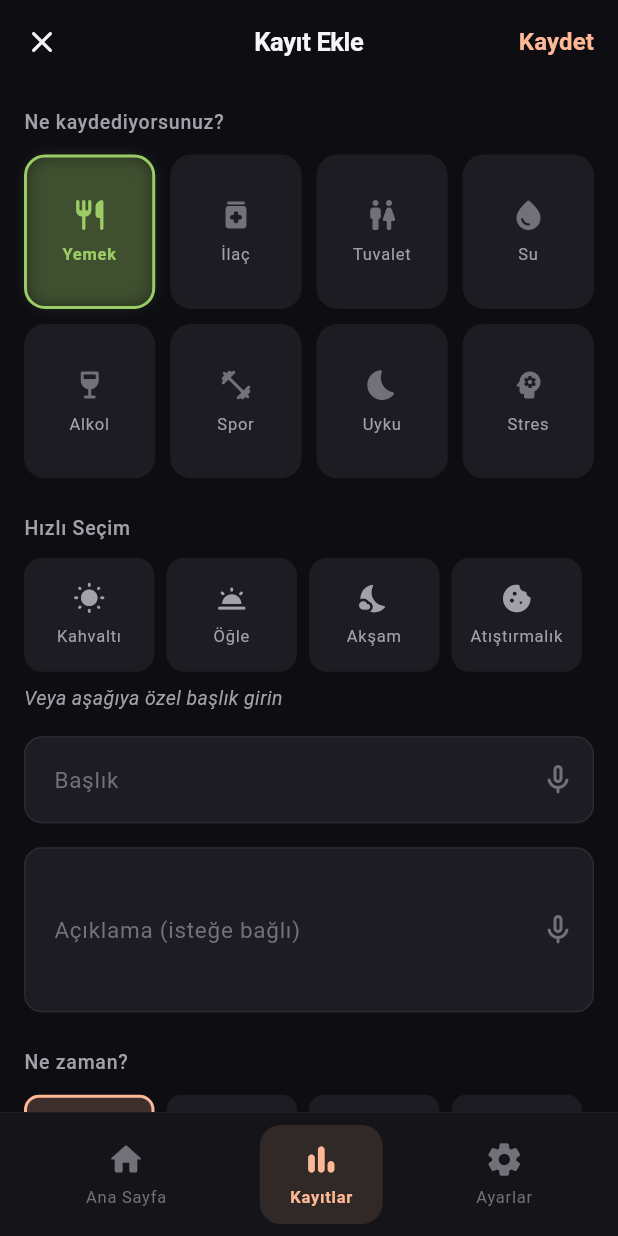
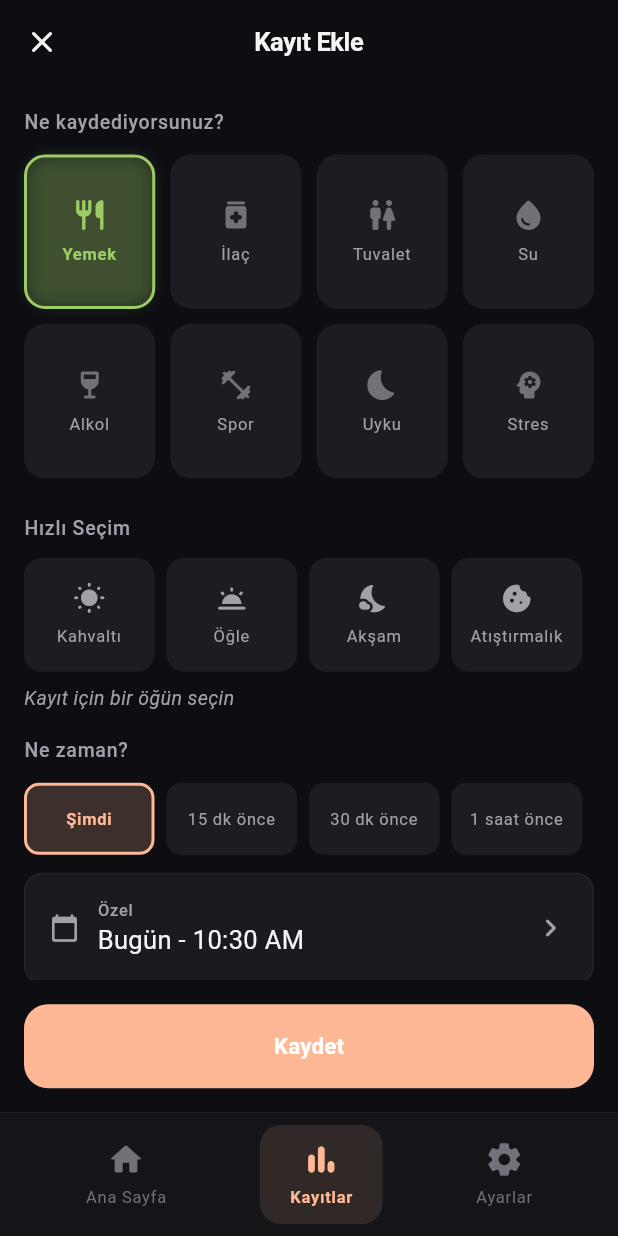
Before and after one commit to OnurSozer/GlucoPlot, a Flutter app: the AddLogEntryPage screen opened by its route, on a phone screen of 412 x 824 dp. Run offline on Flutter 3.47's test engine with Material 3 defaults, Android fonts, the phone set to English and light mode, and no system bars; our stand-ins replace equatable, flutter_bloc, get_it, go_router, hydrated_bloc, shared_preferences and 3 more; missing offline and left inert: mobile_scanner; accounts and stored records are empty; Roboto replaces fonts that are missing (SF Pro Display).

Commit message:
Save button changed, unnecessary input fields removed.

```diff
--- a/apps/mobile/lib/features/logging/presentation/pages/add_log_entry_page.dart
+++ b/apps/mobile/lib/features/logging/presentation/pages/add_log_entry_page.dart
@@ -322,16 +322,9 @@ class _AddLogEntryPageState extends State<AddLogEntryPage> {
   Future<void> _submit() async {
     final l10n = AppLocalizations.of(context)!;
 
+    // Auto-generate title based on log type if not set
     if (_titleController.text.isEmpty) {
-      HapticFeedback.heavyImpact();
-      ScaffoldMessenger.of(context).showSnackBar(
-        SnackBar(
-          content: Text(l10n.pleaseEnterTitle),
-          backgroundColor: AppColors.error,
-          duration: const Duration(seconds: 3),
-        ),
-      );
-      return;
+      _titleController.text = _selectedType.getLabel(l10n);
     }
 
     setState(() => _isSubmitting = true);
@@ -429,21 +422,34 @@ class _AddLogEntryPageState extends State<AddLogEntryPage> {
               : l10n.addEntry,
           style: AppTypography.titleLarge.copyWith(color: textPrimary),
         ),
-        actions: [
-          TextButton(
+      ),
+      bottomNavigationBar: SafeArea(
+        child: Padding(
+          padding: const EdgeInsets.all(16),
+          child: SizedBox(
+            height: 56,
+            child: ElevatedButton(
               onPressed: _isSubmitting ? null : _submit,
+              style: ElevatedButton.styleFrom(
+                backgroundColor: primaryColor,
+                foregroundColor: Colors.white,
+                shape: RoundedRectangleBorder(
+                  borderRadius: BorderRadius.circular(16),
+                ),
+                elevation: 0,
+              ),
               child: _isSubmitting
-                ? const AppLoadingIndicator(size: 20)
+                  ? const AppLoadingIndicator(size: 24, color: Colors.white)
                   : Text(
                       l10n.save,
-                    style: TextStyle(
-                      color: primaryColor,
+                      style: AppTypography.labelLarge.copyWith(
+                        color: Colors.white,
                         fontWeight: FontWeight.w600,
-                      fontSize: 16,
                       ),
                     ),
             ),
-        ],
+          ),
+        ),
       ),
       body: SingleChildScrollView(
         padding: AppSpacing.pagePadding,
@@ -470,27 +476,6 @@ class _AddLogEntryPageState extends State<AddLogEntryPage> {
               const SizedBox(height: 16),
             ],
 
-            // Title input with voice
-            _buildTextFieldWithVoice(
-              controller: _titleController,
-              label: l10n.title,
-              hint: _getHintForType(l10n, _selectedType),
-              isDark: isDark,
-            ),
-
-            const SizedBox(height: 16),
-
-            // Description input with voice
-            _buildTextFieldWithVoice(
-              controller: _descriptionController,
-              label: l10n.descriptionOptional,
-              hint: l10n.addMoreDetails,
-              maxLines: 3,
-              isDark: isDark,
-            ),
-
-            const SizedBox(height: 24),
-
             // Simplified time selector
             Text(
               l10n.when,
@@ -504,7 +489,18 @@ class _AddLogEntryPageState extends State<AddLogEntryPage> {
             // Type-specific fields
             _buildTypeSpecificFields(l10n, isDark, textSecondary),
 
-            const SizedBox(height: 40),
+            const SizedBox(height: 24),
+
+            // Description input with voice (moved to bottom)
+            _buildTextFieldWithVoice(
+              controller: _descriptionController,
+              label: l10n.descriptionOptional,
+              hint: l10n.addMoreDetails,
+              maxLines: 3,
+              isDark: isDark,
+            ),
+
+            const SizedBox(height: 24),
           ],
         ),
       ),
@@ -602,7 +598,7 @@ class _AddLogEntryPageState extends State<AddLogEntryPage> {
   String _getSnackLabel(AppLocalizations l10n) =>
       l10n.localeName == 'tr' ? 'Atıştırmalık' : 'Snack';
   String _getOrEnterCustomLabel(AppLocalizations l10n) =>
-      l10n.localeName == 'tr' ? 'Veya aşağıya özel başlık girin' : 'Or enter custom title below';
+      l10n.localeName == 'tr' ? 'Kayıt için bir öğün seçin' : 'Select a meal for this entry';
   String _getNowLabel(AppLocalizations l10n) =>
       l10n.localeName == 'tr' ? 'Şimdi' : 'Now';
   String _getMinAgoLabel(AppLocalizations l10n, int min) =>
```
Also changed, not shown: apps/mobile/lib/features/measurements/presentation/pages/add_measurement_page.dart (+27 -7 lines). Lines whose indentation alone changed are shown as unchanged.
